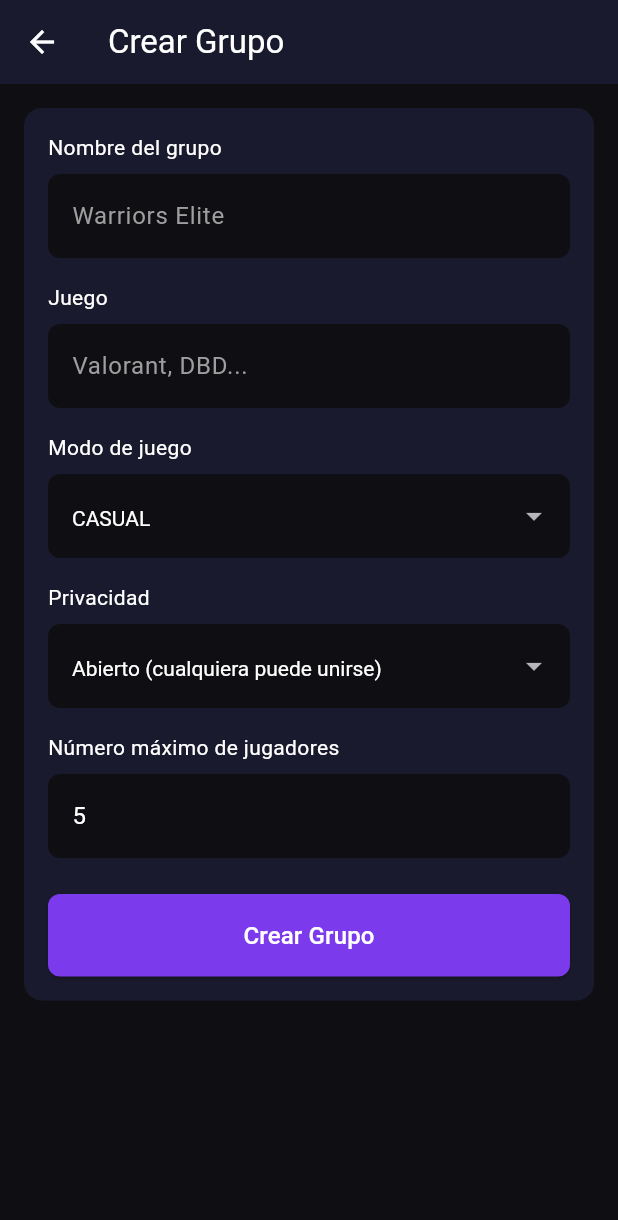
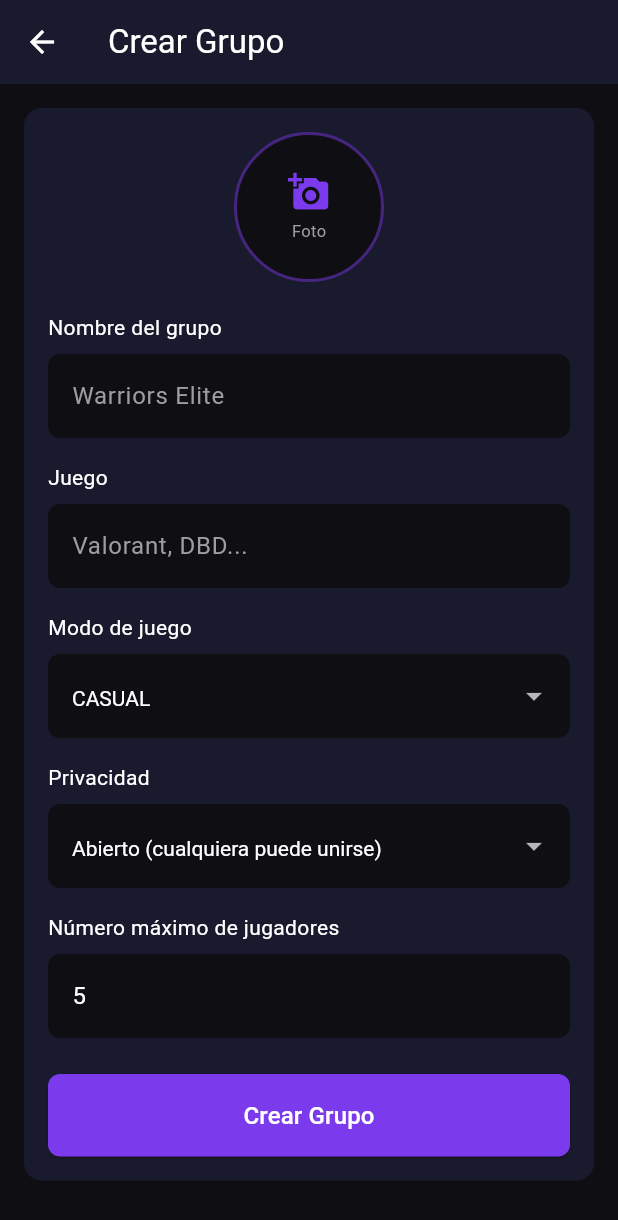
Before and after one commit to Rodrigoesparis/GameReunionDocker, a Flutter app: the CreateGroupScreen screen opened directly with empty values, on a phone screen of 412 x 824 dp. Shown: the top 1220 px of the screen. Run offline on Flutter 3.47's test engine with Material 3 defaults, Android fonts, the phone set to English and light mode, and no system bars; our stand-ins replace image_picker, permission_handler; missing offline and left inert: flutter_webrtc, stomp_dart_client.

Commit message:
Feat:Foto de perfil(Solo añadirla)

```diff
--- a/frontend/lib/screens/Grupo/create_group_screen.dart
+++ b/frontend/lib/screens/Grupo/create_group_screen.dart
@@ -1,5 +1,7 @@
 import 'package:flutter/material.dart';
 import '../../services/api_service.dart';
+import 'dart:io';
+import 'package:image_picker/image_picker.dart';
 
 class CreateGroupScreen extends StatefulWidget {
   final Map<String, dynamic> user;
@@ -19,6 +21,7 @@ class _CreateGroupScreenState extends State<CreateGroupScreen> {
   bool _loading = false;
   bool _obscurePassword = true;
   String? _error;
+  File? _groupPhoto;
 
   @override
   void dispose() {
@@ -29,8 +32,20 @@ class _CreateGroupScreenState extends State<CreateGroupScreen> {
     super.dispose();
   }
 
+      Future<void> _pickPhoto() async {
+  final picker = ImagePicker();
+  final picked = await picker.pickImage(
+    source: ImageSource.gallery,
+    maxWidth: 512,
+    maxHeight: 512,
+    imageQuality: 85,
+  );
+  if (picked != null) {
+    setState(() => _groupPhoto = File(picked.path));
+  }
+}
+
  void _createGroup() async {
-    // Validar que si es privado con contraseña, haya contraseña
   if (_privacy == 'PRIVADO_PASSWORD' &&
       _passwordController.text.trim().isEmpty) {
     setState(() => _error = 'Debes introducir una contraseña para el grupo');
@@ -54,6 +69,10 @@ class _CreateGroupScreenState extends State<CreateGroupScreen> {
         : null,
   );
 
+  if (result != null && _groupPhoto != null) {
+    await ApiService.uploadGroupPhoto(result['idGroup'], _groupPhoto!);
+  }
+
   setState(() => _loading = false);
 
   if (result != null) {
@@ -62,6 +81,7 @@ class _CreateGroupScreenState extends State<CreateGroupScreen> {
     setState(() => _error = 'Error al crear el grupo');
   }
 }
+
 
   @override
   Widget build(BuildContext context) {
@@ -86,6 +106,44 @@ class _CreateGroupScreenState extends State<CreateGroupScreen> {
           child: Column(
             crossAxisAlignment: CrossAxisAlignment.start,
             children: [
+              // ── Foto del grupo (opcional) ──
+Center(
+  child: GestureDetector(
+    onTap: _pickPhoto,
+    child: Container(
+      width: 100,
+      height: 100,
+      decoration: BoxDecoration(
+        color: const Color(0xFF0F0F13),
+        shape: BoxShape.circle,
+        image: _groupPhoto != null
+            ? DecorationImage(
+                image: FileImage(_groupPhoto!),
+                fit: BoxFit.cover,
+              )
+            : null,
+        border: Border.all(
+          color: const Color(0xFF7C3AED).withOpacity(0.5),
+          width: 2,
+        ),
+      ),
+      child: _groupPhoto == null
+          ? Column(
+              mainAxisAlignment: MainAxisAlignment.center,
+              children: const [
+                Icon(Icons.add_a_photo, color: Color(0xFF7C3AED), size: 28),
+                SizedBox(height: 4),
+                Text(
+                  'Foto',
+                  style: TextStyle(color: Colors.grey, fontSize: 11),
+                ),
+              ],
+            )
+          : null,
+    ),
+  ),
+),
+const SizedBox(height: 20),
               const Text(
                 'Nombre del grupo',
                 style: TextStyle(color: Colors.white),
--- a/frontend/pubspec.yaml
+++ b/frontend/pubspec.yaml
@@ -15,6 +15,7 @@ dependencies:
   flutter_webrtc: ^1.4.1
   stomp_dart_client: ^1.0.0
   permission_handler: ^11.0.0
+  image_picker: ^1.0.7
 
 
 
```
Also changed, not shown: frontend/lib/screens/Registro/profile_screen.dart (+78 -2 lines), frontend/lib/services/api_service.dart (+43 -0 lines), frontend/pubspec.lock, 6 other files. Lines whose indentation alone changed are shown as unchanged.
